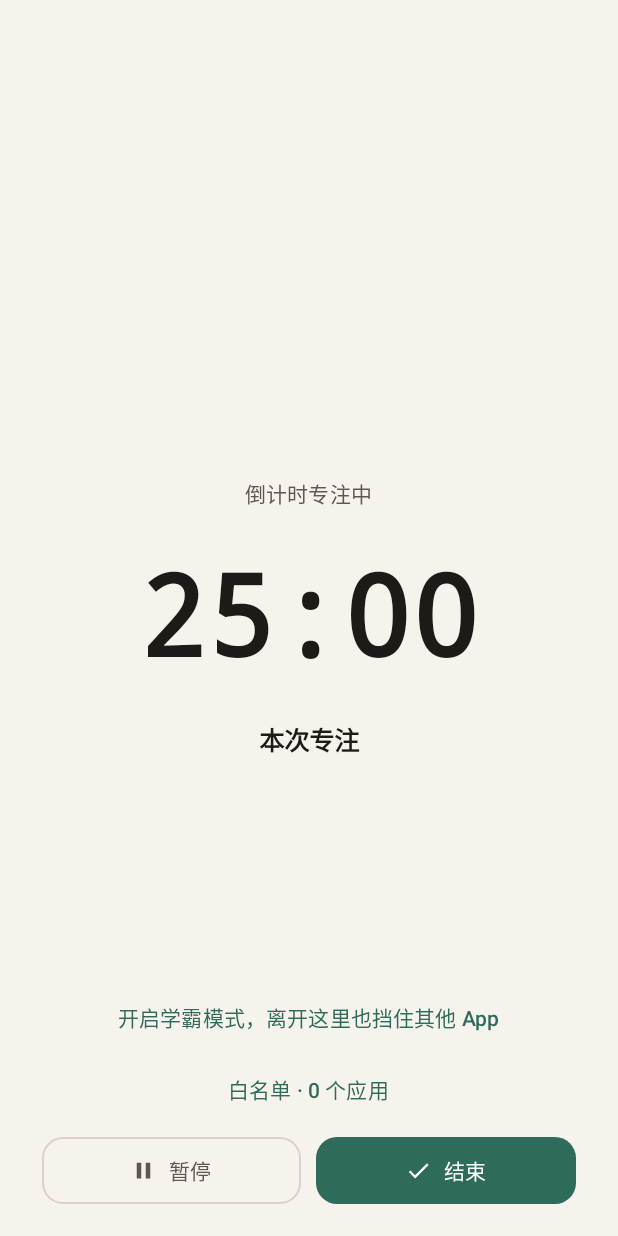
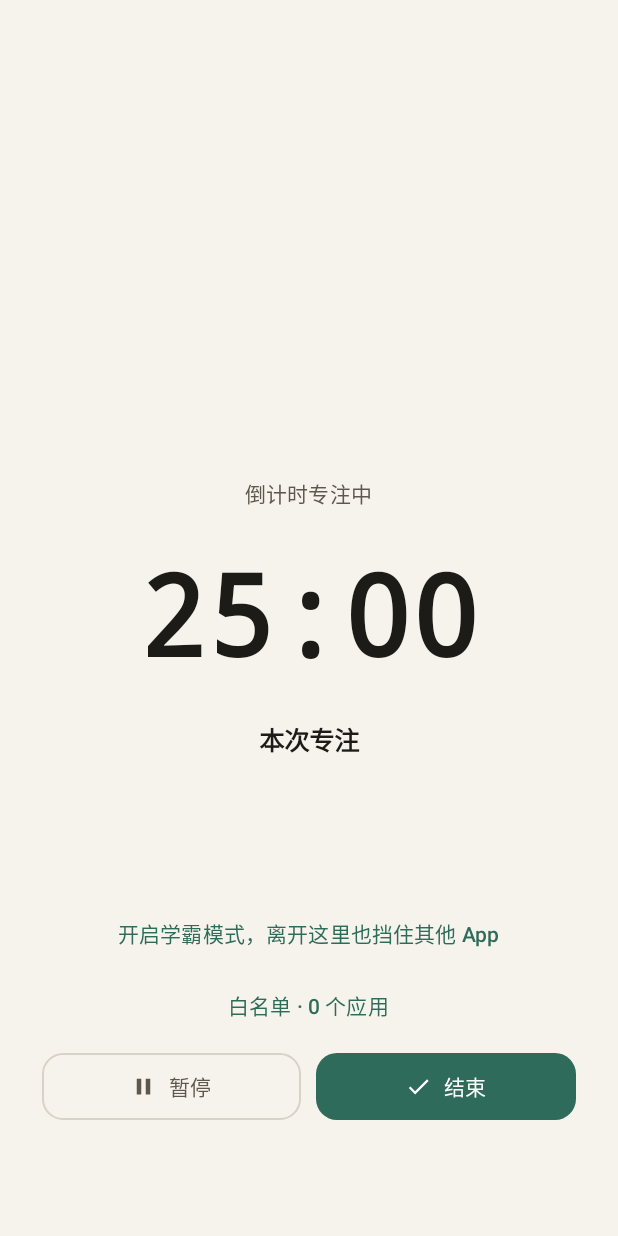
Before and after one commit to zhengongyu9-prog/lighteff, an Android app built with Jetpack Compose: the composable FocusLockScreen shown on its own in the app's theme, on a phone screen of 412 x 824 dp. Run offline under Robolectric (Android 15) with nearby library versions, the phone set to English and light mode, and no system bars; pictures from the network do not load.

Commit message:
style: 全屏专注页控件整体上移，布局更居中

```diff
--- a/app/src/main/java/com/qingxiao/lighteff/ui/FocusLockScreen.kt
+++ b/app/src/main/java/com/qingxiao/lighteff/ui/FocusLockScreen.kt
@@ -164,7 +164,9 @@ fun FocusLockScreen(
         Column(
             modifier = Modifier
                 .align(Alignment.BottomCenter)
-                .fillMaxWidth(),
+                .fillMaxWidth()
+                // 往上抬一点，整块控件不至于贴在屏幕最底下
+                .padding(bottom = 56.dp),
             horizontalAlignment = Alignment.CenterHorizontally
         ) {
             if (guardOn) {
```
